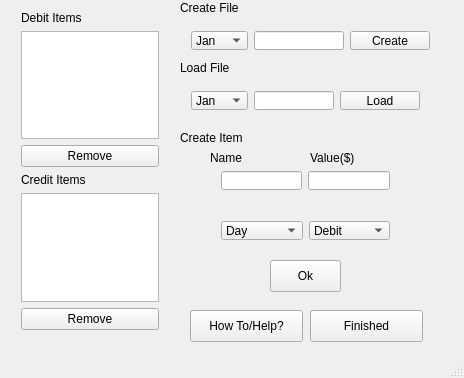
This is mainwindow.ui in JesseGallardo/Cash_Money_Qt as Qt 5 draws it before an edit. The edited form follows.
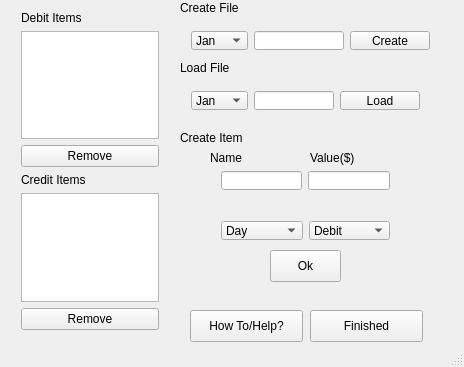
This is the edited form.

Commit message:
1) Implemented Load to its fullest potential by having it read and store all the data appropiately.
2) Reworked the Debit/Credit lists so it clears when you clicked the
finished button.

3) Made it so names that have spaces replaces " " with "_". This fixed a
crash that would happen do how data is read.

3a) spacesToNonSpace() function was added to do this work.

```diff
--- a/mainwindow.ui
+++ b/mainwindow.ui
@@ -7,7 +7,7 @@
     <x>0</x>
     <y>0</y>
     <width>464</width>
-    <height>378</height>
+    <height>367</height>
    </rect>
   </property>
   <property name="windowTitle">
@@ -283,7 +283,7 @@
     <property name="geometry">
      <rect>
       <x>270</x>
-      <y>260</y>
+      <y>250</y>
       <width>71</width>
       <height>32</height>
      </rect>
```
Left out of the diff: 9 changed lines with no effect on the pictures. The commit also changes 2 other files.
